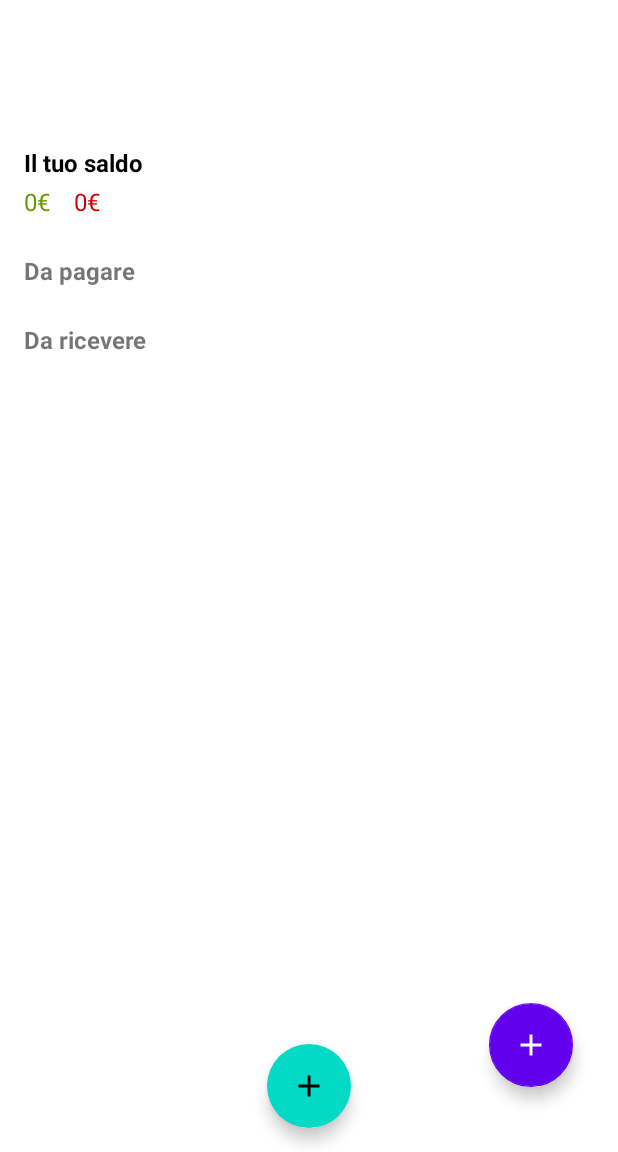
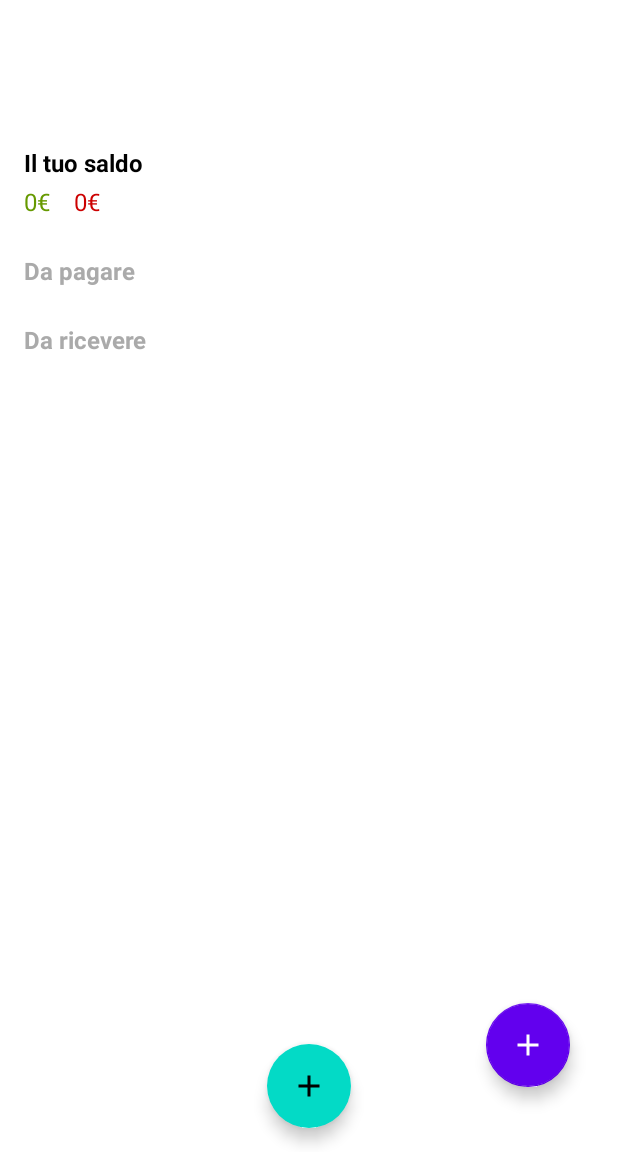
Before and after one commit to Festino2000/Programmazione, an Android app: the fragment SpesaCondivisaFragment placed in its activity, on a phone screen of 412 x 824 dp, the part 84-1236 px from its top. Run offline under Robolectric (Android 15) with nearby library versions, the phone set to English and light mode, and no system bars; our stand-ins replace Firebase (no records; nobody signed in at launch, a user with empty details on screens opened directly).

Commit message:
Fix Visibilita (Scritta Login, Scritta Scegliere Area e Scritte "Da pagare" "Da Ricevere")

```diff
--- a/app/src/main/res/layout/activity_gruppo.xml
+++ b/app/src/main/res/layout/activity_gruppo.xml
@@ -86,13 +86,13 @@
         <!-- Pulsanti secondari  -->
         <FrameLayout
             android:id="@+id/fragmentContainerView"
-            android:layout_width="414dp"
+            android:layout_width="0dp"
             android:layout_height="675dp"
+            app:layout_constraintTop_toTopOf="@+id/recyclerViewGruppi"
             app:layout_constraintBottom_toBottomOf="parent"
-            app:layout_constraintTop_toTopOf="@+id/recyclerViewGruppi"
-            tools:layout_editor_absoluteX="-2dp">
-
-        </FrameLayout>
+            app:layout_constraintStart_toStartOf="parent"
+            app:layout_constraintEnd_toEndOf="parent" >
+    </FrameLayout>
 
     </androidx.constraintlayout.widget.ConstraintLayout>
 </androidx.coordinatorlayout.widget.CoordinatorLayout>
--- a/app/src/main/res/layout/activity_login.xml
+++ b/app/src/main/res/layout/activity_login.xml
@@ -14,7 +14,7 @@
         android:textSize="24sp"
         android:textStyle="bold"
         android:paddingBottom="16dp"
-        android:textColor="#000" />
+        android:textColor="@color/colorOnBackground" />
 
     <!-- Campo Email -->
     <EditText
--- a/app/src/main/res/layout/activity_main.xml
+++ b/app/src/main/res/layout/activity_main.xml
@@ -70,7 +70,7 @@
         android:layout_marginEnd="40dp"
         android:text="SCEGLI AREA\n IN CUI VUOI ACCEDERE"
         android:textAlignment="center"
-        android:textColor="@android:color/black"
+        android:textColor="@color/colorOnBackground"
         android:textSize="24sp"
         android:textStyle="bold"
         app:layout_constraintBottom_toBottomOf="parent"
--- a/app/src/main/res/layout/fragment_spese_condivise.xml
+++ b/app/src/main/res/layout/fragment_spese_condivise.xml
@@ -63,7 +63,8 @@
                 android:text="Da pagare"
                 android:textStyle="bold"
                 android:layout_marginTop="24dp"
-                android:textSize="16sp"/>
+                android:textSize="16sp"
+                android:textColor="@color/da_spostare_text_color"/>
 
             <androidx.recyclerview.widget.RecyclerView
                 android:id="@+id/recyclerViewDaPagare"
@@ -79,7 +80,8 @@
                 android:text="Da ricevere"
                 android:textStyle="bold"
                 android:layout_marginTop="24dp"
-                android:textSize="16sp"/>
+                android:textSize="16sp"
+                android:textColor="@color/da_spostare_text_color"/>
 
             <androidx.recyclerview.widget.RecyclerView
                 android:id="@+id/recyclerViewDaRicevere"
--- a/app/src/main/res/values-night/colors.xml
+++ b/app/src/main/res/values-night/colors.xml
@@ -8,4 +8,6 @@
     <color name="colorBackground">#121212</color>
     <color name="bilancio_text_color">#808080</color>
     <color name="tab_default_color">#AAAAAA</color>
+    <color name="colorOnBackground">#FFFFFF</color>
+    <color name="da_spostare_text_color">#AAAAAA</color>
 </resources>
--- a/app/src/main/res/values/colors.xml
+++ b/app/src/main/res/values/colors.xml
@@ -18,4 +18,6 @@
     <color name="tab_selected_color">#BB86FC</color>
     <color name="tab_default_color">#808080</color> <!-- Grigio neutro -->
     <color name="bilancio_text_color">#808080</color> <!-- Grigio leggibile sul bianco -->
+    <color name="da_spostare_text_color">#AAAAAA</color>
+
 </resources>
```
